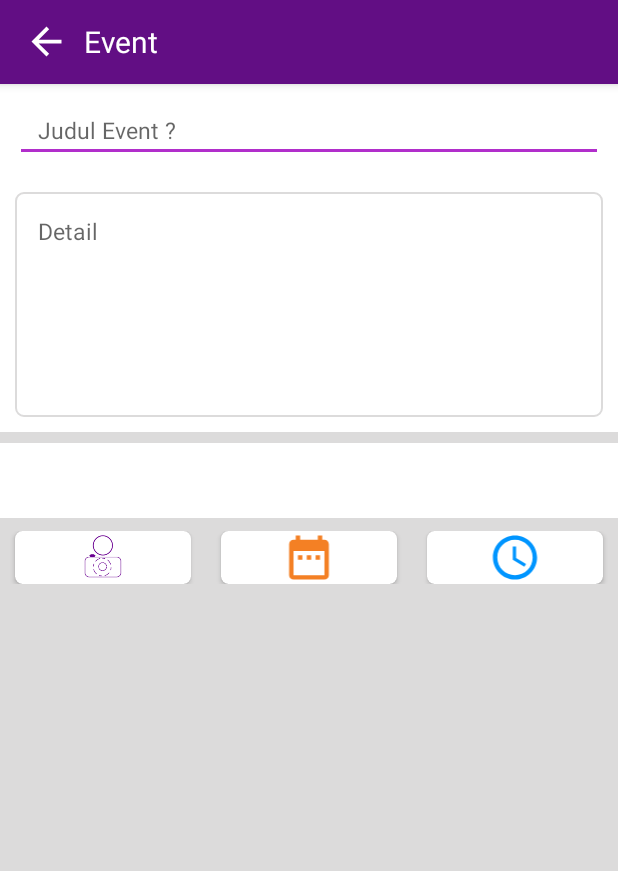
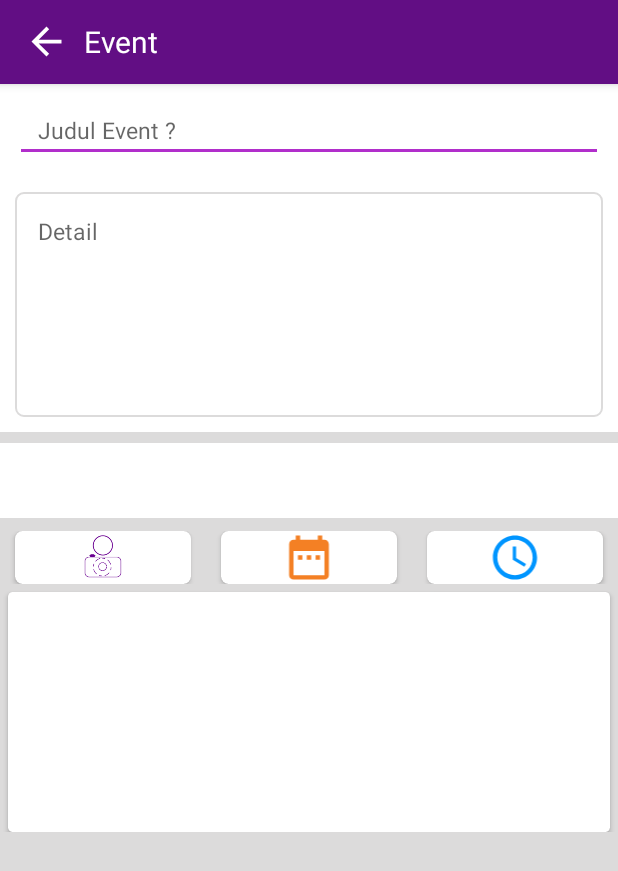
Before and after one commit to harloom/EVPA, an Android app: the PostEventFormActivity screen opened directly, with no data from a screen before it, on a phone screen of 412 x 824 dp. Shown: the top 871 px of the screen. Run offline under Robolectric (Android 15) with nearby library versions, the phone set to English and light mode, and no system bars; our stand-ins replace Picasso; libraries missing offline, so code that uses them is left out: pl.aprilapps.easyphotopicker, pl.tajchert.nammu; 2 statements that could not run were skipped.

Commit message:
Form Post Event Build 70% White Get Image Recyview

```diff
--- a/app/src/main/AndroidManifest.xml
+++ b/app/src/main/AndroidManifest.xml
@@ -1,7 +1,8 @@
 <?xml version="1.0" encoding="utf-8"?>
 <manifest xmlns:android="http://schemas.android.com/apk/res/android"
     package="com.example.hx_loom.evpa">
-
+    <uses-permission android:name="android.permission.WRITE_EXTERNAL_STORAGE" />
+    <uses-permission android:name="android.permission.INTERNET" />
     <application
         android:allowBackup="true"
         android:icon="@mipmap/ic_launcher_round"
--- /dev/null
+++ b/app/src/main/java/com/example/hx_loom/evpa/Adapater/ImagePostAdapter.java
@@ -0,0 +1,67 @@
+package com.example.hx_loom.evpa.Adapater;
+
+
+/*
+        create by Harloom November 2018
+
+ */
+
+import android.content.Context;
+import android.support.annotation.NonNull;
+import android.support.v7.widget.RecyclerView;
+import android.view.LayoutInflater;
+import android.view.View;
+import android.view.ViewGroup;
+import android.widget.ImageView;
+
+import com.example.hx_loom.evpa.PostEventFormActivity;
+import com.example.hx_loom.evpa.R;
+import com.squareup.picasso.Picasso;
+
+import java.io.File;
+import java.util.ArrayList;
+import java.util.List;
+
+public class ImagePostAdapter  extends RecyclerView.Adapter<ImagePostAdapter.ViewHolder> {
+    private Context context;
+    private List<File> imagefiles;
+
+    public ImagePostAdapter(Context context, ArrayList<File> photos) {
+        this.context =  context;
+        this.imagefiles = photos;
+    }
+
+
+    @NonNull
+    @Override
+    public ViewHolder onCreateViewHolder(@NonNull ViewGroup parent, int viewType) {
+        LayoutInflater layoutInflater = LayoutInflater.from(context);
+        View view = layoutInflater.inflate(R.layout.image_view_list_post,parent,false);
+        return  new ViewHolder(view);
+
+    }
+
+    @Override
+    public void onBindViewHolder(@NonNull ViewHolder holder, int position) {
+        Picasso.get()
+                .load(imagefiles.get(position))
+                .fit()
+                .centerCrop()
+                .into(holder.imageView);
+    }
+
+    @Override
+    public int getItemCount() {
+        return (imagefiles != null) ? imagefiles.size() : 0;
+    }
+
+
+    protected class ViewHolder extends RecyclerView.ViewHolder {
+        public ImageView imageView;
+        public ViewHolder(View itemView) {
+            super(itemView);
+            imageView = itemView.findViewById(R.id.image_viewPost);
+
+        }
+    }
+}
--- a/app/src/main/java/com/example/hx_loom/evpa/PostEventFormActivity.java
+++ b/app/src/main/java/com/example/hx_loom/evpa/PostEventFormActivity.java
@@ -1,15 +1,110 @@
 package com.example.hx_loom.evpa;
 
+import android.Manifest;
+import android.content.Intent;
+import android.content.pm.PackageManager;
+import android.os.PersistableBundle;
+import android.support.annotation.NonNull;
+import android.support.v4.content.ContextCompat;
 import android.support.v7.app.AppCompatActivity;
 import android.os.Bundle;
+import android.support.v7.widget.LinearLayoutManager;
+import android.support.v7.widget.RecyclerView;
 import android.view.View;
+import android.widget.Toast;
+
+import com.example.hx_loom.evpa.Adapater.ImagePostAdapter;
+
+import java.io.File;
+import java.util.ArrayList;
+import java.util.List;
+
+import pl.aprilapps.easyphotopicker.DefaultCallback;
+import pl.aprilapps.easyphotopicker.EasyImage;
+import pl.tajchert.nammu.Nammu;
+import pl.tajchert.nammu.PermissionCallback;
 
 public class PostEventFormActivity extends AppCompatActivity {
+
+    private static final String PHOTO_KEYS = "P_Evpa";
+    protected RecyclerView recyclerView;
+    protected View buttonPicture;
+    private ImagePostAdapter imagePostAdapter;
+    private ArrayList<File> photos = new ArrayList<>();
+
 
     @Override
     protected void onCreate(Bundle savedInstanceState) {
         super.onCreate(savedInstanceState);
         setContentView(R.layout.activity_post_event_form);
+
+        recyclerView = findViewById(R.id.recycler_viewImage);
+        buttonPicture = findViewById(R.id.btn_pitcurePost);
+
+        if (savedInstanceState != null) {
+            photos = (ArrayList<File>) savedInstanceState.getSerializable(PHOTO_KEYS);
+        }
+        imagePostAdapter = new ImagePostAdapter(this, photos);
+        recyclerView.setLayoutManager(new LinearLayoutManager(this, LinearLayoutManager.HORIZONTAL, false));
+        recyclerView.setHasFixedSize(true);
+        recyclerView.setAdapter(imagePostAdapter);
+
+        /* function getPremmisionFolder */
+        getPremmisionFolder();
+
+        /*function setSettingLibrary*/
+        easyImageSetting();
+
+        /*fucntion cekgalaeryAvailbale*/
+        checkGalleryAppAvailability();
+
+        buttonPicture.setOnClickListener(new View.OnClickListener() {
+            @Override
+            public void onClick(View v) {
+                EasyImage.openChooserWithGallery(PostEventFormActivity.this,  "Photo Or Gallery Senpai",  0);
+            }
+        });
+
+
+    }
+
+    @Override
+    public void onRequestPermissionsResult(int requestCode, @NonNull String[] permissions, @NonNull int[] grantResults) {
+        super.onRequestPermissionsResult(requestCode, permissions, grantResults);
+        Nammu.onRequestPermissionsResult(requestCode,permissions,grantResults);
+    }
+
+    @Override
+    protected void onActivityResult(int requestCode, int resultCode, Intent data) {
+        super.onActivityResult(requestCode, resultCode, data);
+        EasyImage.handleActivityResult(requestCode, resultCode, data, this, new DefaultCallback() {
+            @Override
+            public void onImagesPicked(@NonNull List<File> list, EasyImage.ImageSource imageSource, int i) {
+                onPhotosRetruning(list);
+            }
+
+            @Override
+            public void onCanceled(EasyImage.ImageSource source, int type) {
+                // Cancel handling, you might wanna remove taken photo if it was canceled
+                if (source == EasyImage.ImageSource.CAMERA_IMAGE) {
+                    File photoFile = EasyImage.lastlyTakenButCanceledPhoto(PostEventFormActivity.this);
+                    if (photoFile != null) photoFile.delete();
+                }
+            }
+
+            @Override
+            public void onImagePickerError(Exception e, EasyImage.ImageSource source, int type) {
+                super.onImagePickerError(e, source, type);
+                toastMessage("Something Error");
+            }
+        });
+    }
+
+    private void onPhotosRetruning(List<File> __photos){
+        /* add photos Array */
+        photos.addAll(__photos);
+        imagePostAdapter.notifyDataSetChanged();
+        recyclerView.scrollToPosition(photos.size() -1 );
     }
 
     public void backMenu(View view) {
@@ -20,4 +115,50 @@ public class PostEventFormActivity extends AppCompatActivity {
     public boolean isDestroyed() {
         return super.isDestroyed();
     }
+
+
+
+    @Override
+    public void onSaveInstanceState(Bundle outState, PersistableBundle outPersistentState) {
+        super.onSaveInstanceState(outState, outPersistentState);
+        outState.putSerializable(PHOTO_KEYS,photos);
+    }
+
+
+    private void getPremmisionFolder() {
+        int permissionCheck = ContextCompat.checkSelfPermission(this, Manifest.permission.WRITE_EXTERNAL_STORAGE);
+        if (permissionCheck != PackageManager.PERMISSION_GRANTED) {
+            Nammu.askForPermission(this, Manifest.permission.WRITE_EXTERNAL_STORAGE, new PermissionCallback() {
+                @Override
+                public void permissionGranted() {
+                    //Nothing, this sample saves to Public gallery so it needs permission
+                }
+
+                @Override
+                public void permissionRefused() {
+                    finish();
+                }
+            });
+        }
+
+    }
+
+    private void easyImageSetting() {
+        EasyImage.configuration(this)
+                .setImagesFolderName("ImageEvpa")
+                .setCopyTakenPhotosToPublicGalleryAppFolder(false)
+                .setCopyPickedImagesToPublicGalleryAppFolder(false)
+                .setAllowMultiplePickInGallery(true);
+    }
+
+    private void checkGalleryAppAvailability() {
+        if (!EasyImage.canDeviceHandleGallery(this)) {
+            //Device has no app that handles gallery intent
+            buttonPicture.setVisibility(View.GONE);
+        }
+    }
+
+    private void toastMessage(String s) {
+        Toast.makeText(this, s, Toast.LENGTH_SHORT).show();
+    }
 }
--- a/app/src/main/res/layout/activity_post_event_form.xml
+++ b/app/src/main/res/layout/activity_post_event_form.xml
@@ -114,6 +114,7 @@
                 android:orientation="horizontal">
 
                 <android.support.v7.widget.CardView
+                    android:id="@+id/btn_pitcurePost"
                     android:layout_width="match_parent"
                     android:layout_height="match_parent"
                     android:layout_marginLeft="10dp"
@@ -161,25 +162,27 @@
             </LinearLayout>
 
 
-            <LinearLayout
+            <android.support.v7.widget.CardView
                 android:layout_width="match_parent"
-                android:layout_height="wrap_content"
+                android:layout_height="match_parent"
+                android:layout_marginLeft="5dp"
+                android:layout_marginRight="5dp"
+                android:layout_weight="1"
+                android:elevation="3dp"
+                android:layout_marginTop="5dp"
                 android:layout_below="@id/tool_post"
-                android:layout_marginTop="10dp"
-                android:orientation="horizontal">
+                app:cardCornerRadius="3dp">
 
-                <android.support.v7.widget.RecyclerView
-                    android:id="@+id/recycler_viewImage"
+                <android.support.v7.widget.RecyclerView android:id="@+id/recycler_viewImage"
 
                     android:layout_width="match_parent"
-                    android:layout_height="0dp"
+                    android:layout_height="160dp"
                     android:layout_weight="1"
-                    android:background="@android:color/darker_gray"
                     android:gravity="center"
                     android:orientation="horizontal"
                     android:padding="10dp" />
-            </LinearLayout>
 
+            </android.support.v7.widget.CardView>
 
         </RelativeLayout>
 
--- a/build.gradle
+++ b/build.gradle
@@ -5,6 +5,7 @@ buildscript {
     repositories {
         google()
         jcenter()
+
     }
     dependencies {
         classpath 'com.android.tools.build:gradle:3.2.1'
@@ -19,6 +20,7 @@ allprojects {
     repositories {
         google()
         jcenter()
+                maven { url 'https://jitpack.io' }
     }
 }
 
```
Also changed, not shown: app/build.gradle (+8 -1 lines), app/src/main/res/layout/image_view_list_post.xml (added, +16 -0 lines), 26 other files.
